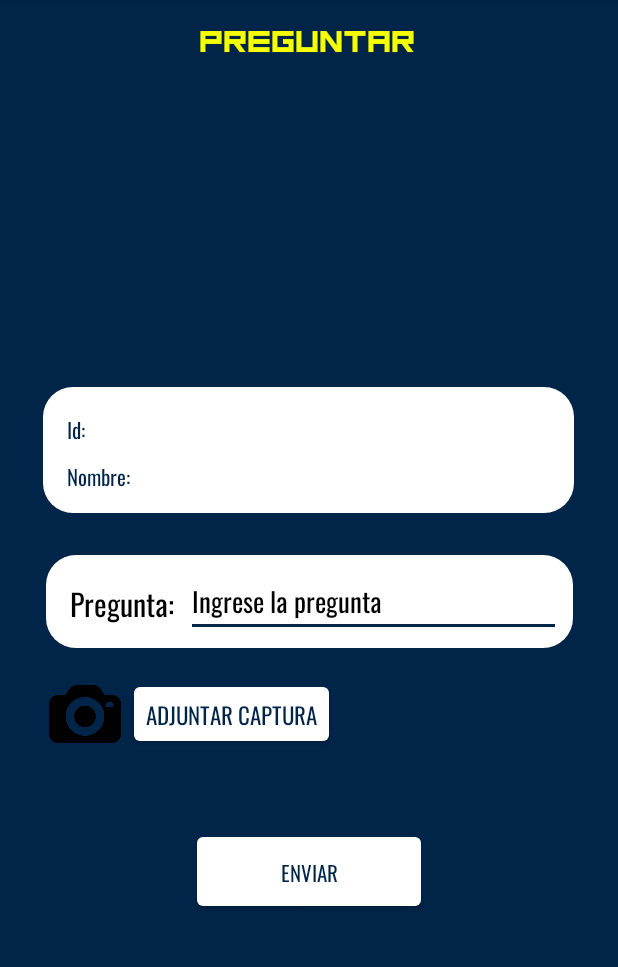
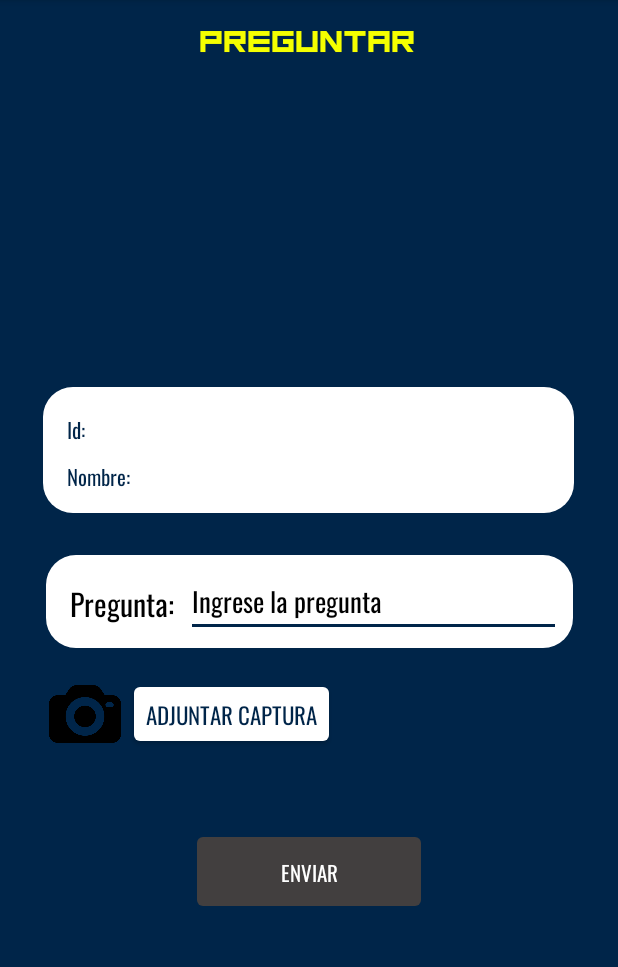
Before and after one commit to Duvarax/ProyectoFinalLab3App, an Android app: the fragment HacerPreguntaFragment shown on its own in the app's theme, on a phone screen of 412 x 824 dp, the part 84-1051 px from its top. Run offline under Robolectric (Android 15) with nearby library versions, the phone set to English and light mode, and no system bars; pictures from the network do not load; 4 statements that could not run were skipped.

Commit message:
preguntas

```diff
--- a/app/src/main/java/com/duvarax/gamerasksapp/ui/Preguntas/HacerPreguntaFragment.java
+++ b/app/src/main/java/com/duvarax/gamerasksapp/ui/Preguntas/HacerPreguntaFragment.java
@@ -8,6 +8,7 @@ import androidx.lifecycle.Observer;
 import androidx.lifecycle.ViewModelProvider;
 
 import android.Manifest;
+import android.annotation.SuppressLint;
 import android.app.AlertDialog;
 import android.content.Context;
 import android.content.DialogInterface;
@@ -83,9 +84,12 @@ public class HacerPreguntaFragment extends Fragment {
             }
         });
         mv.getCapturaMutable().observe(getActivity(), new Observer<String>() {
+            @SuppressLint("ResourceAsColor")
             @Override
             public void onChanged(String s) {
                 Glide.with(getContext()).load(s).into(binding.ivCapturaView);
+                binding.btnEnviarPregunta.setEnabled(true);
+                binding.btnEnviarPregunta.setBackgroundColor(R.color.white);
             }
         });
 
--- a/app/src/main/java/com/duvarax/gamerasksapp/ui/Preguntas/HacerPreguntaViewModel.java
+++ b/app/src/main/java/com/duvarax/gamerasksapp/ui/Preguntas/HacerPreguntaViewModel.java
@@ -41,7 +41,8 @@ public class HacerPreguntaViewModel extends AndroidViewModel {
     private MutableLiveData<Juego> juegoMutable;
     private MutableLiveData<Integer> envioSatisfactorioMutable;
     private MutableLiveData<String> capturaMutable;
-    public String urlCaptura;
+    public String urlCaptura = "";
+    public String publicIdCaptura = "";
     public HacerPreguntaViewModel(@NonNull Application application) {
         super(application);
         context = application.getApplicationContext();
@@ -75,7 +76,7 @@ public class HacerPreguntaViewModel extends AndroidViewModel {
         String token = sp.getString("token", "");
         ApiClient.EndPointGamerAsk end = ApiClient.getEndPointGamerAsk();
         Pregunta pregunta;
-        pregunta = new Pregunta(0, texto, null,  new Usuario(0, "","","","","","",""), juegoMutable.getValue(), urlCaptura, null);
+        pregunta = new Pregunta(0, texto, null,  new Usuario(0, "","","","","","",""), juegoMutable.getValue(), urlCaptura, publicIdCaptura);
         Call<Pregunta> callAltaPregunta = end.altaPregunta(token, pregunta);
         callAltaPregunta.enqueue(new Callback<Pregunta>() {
             @Override
@@ -117,7 +118,9 @@ public class HacerPreguntaViewModel extends AndroidViewModel {
                             if (response.isSuccessful()){
                                 if(response.body() != null){
                                     Toast.makeText(context, "Imagen guardada", Toast.LENGTH_SHORT).show();
+                                    Log.d("salida", response.body().toString());
                                     urlCaptura = response.body().getUrl();
+                                    publicIdCaptura = response.body().getPublicId();
                                     capturaMutable.postValue(response.body().getUrl());
                                 }
                             }else{
--- a/app/src/main/res/layout/fragment_hacer_pregunta.xml
+++ b/app/src/main/res/layout/fragment_hacer_pregunta.xml
@@ -163,10 +163,11 @@
         android:layout_width="157dp"
         android:layout_height="58dp"
         android:layout_marginTop="52dp"
-        android:backgroundTint="@color/white"
+        android:backgroundTint="#423F3F"
+        android:enabled="false"
         android:fontFamily="@font/oswald_regular"
         android:text="Enviar"
-        android:textColor="@color/blueMain"
+        android:textColor="@color/white"
         app:circularflow_defaultRadius="20dp"
         app:layout_constraintEnd_toEndOf="parent"
         app:layout_constraintStart_toStartOf="parent"
```
Also changed, not shown: app/src/main/java/com/duvarax/gamerasksapp/Models/Imagen.java (+9 -0 lines), app/src/main/java/com/duvarax/gamerasksapp/Models/Pregunta.java (+4 -4 lines).
